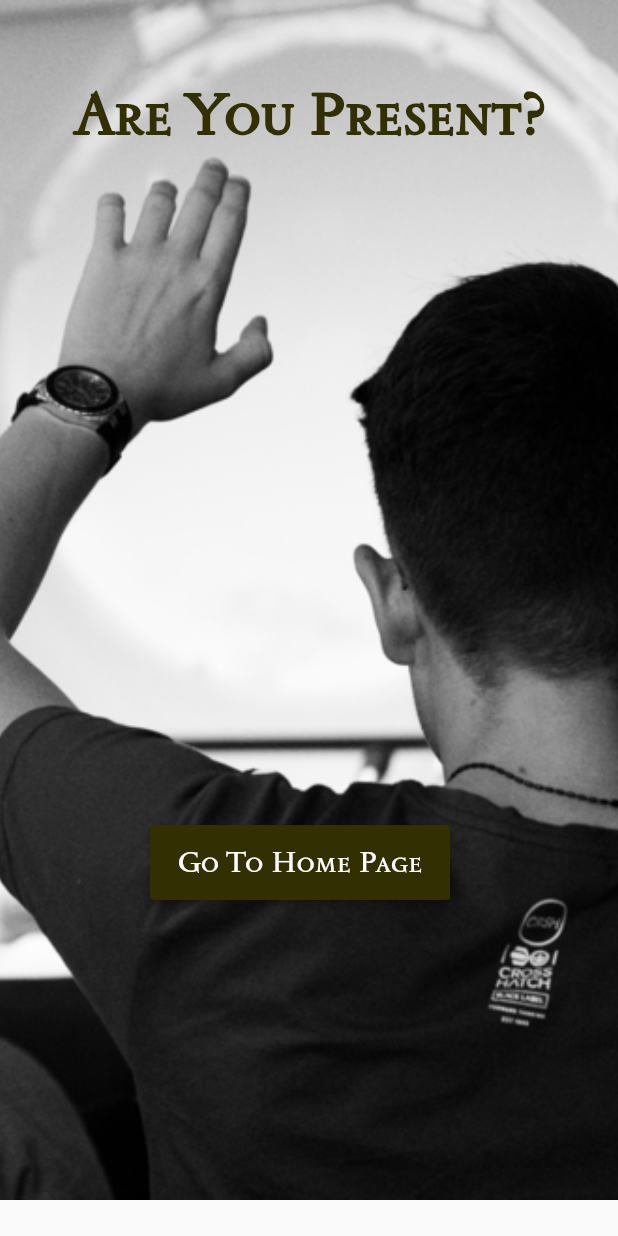
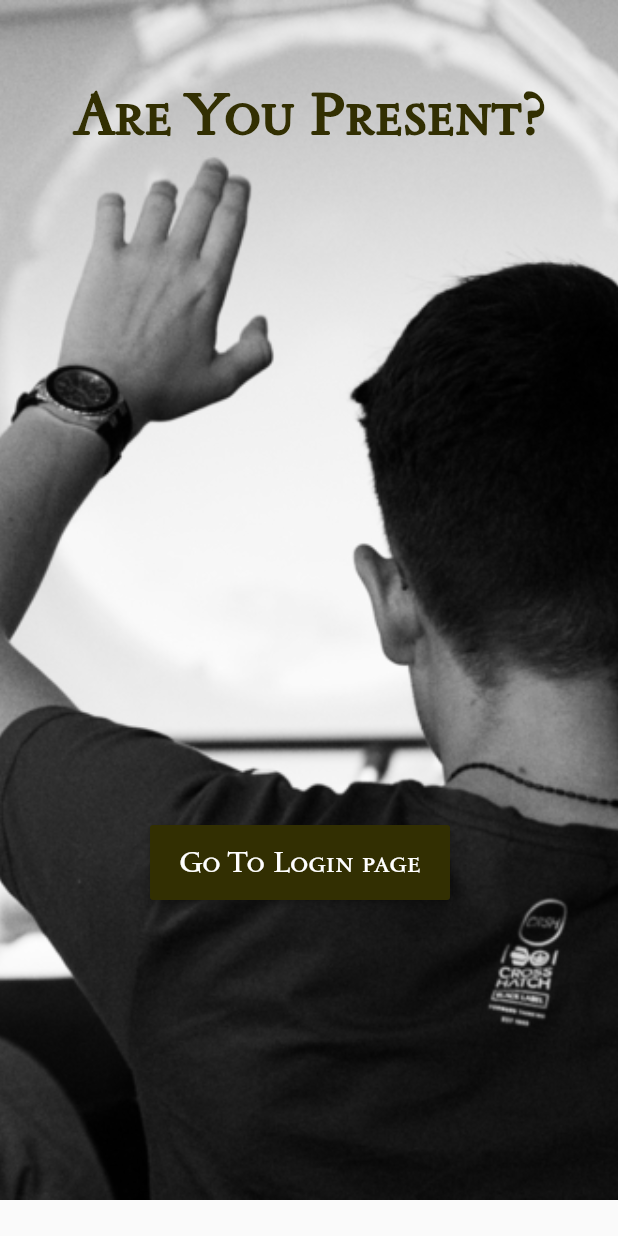
Before and after one commit to Aceitall/Areyoupresent, a Flutter app: the screen it shows after launch, on a phone screen of 412 x 824 dp. Run offline on Flutter 3.47's test engine with Material 2 defaults, Android fonts, the phone set to English and light mode, and no system bars; our stand-ins replace cloud_firestore; accounts and stored records are empty.

Commit message:
Made a single login page and redirect to appropriate Home page on login.

```diff
--- a/lib/main.dart
+++ b/lib/main.dart
@@ -1,54 +1,60 @@
 import 'package:flutter/material.dart';
-import './homepage.dart';
+import './login.dart';
 
-void main(){
+void main() {
   runApp(MyApp());
 }
 
-
 class MyApp extends StatelessWidget {
   @override
-  Widget build(BuildContext context){
+  Widget build(BuildContext context) {
     return MaterialApp(
         title: "Are You Present?",
         debugShowCheckedModeBanner: false,
         home: Scaffold(
-        body:
-          Stack(
-            children: <Widget> [
-
-              Image.asset('assets/firstPage.png',
+            body: Stack(children: <Widget>[
+          Image.asset(
+            'assets/firstPage.png',
             height: 800,
             width: 600,
-              fit: BoxFit.cover,),
-              Positioned(top: 50,left: 50,
-              child:
-              Text('Are You Present?', style: TextStyle(fontFamily: 'Sedan SC', fontSize: 40, color: Color(0xff322F02), fontWeight: FontWeight.bold),),
+            fit: BoxFit.cover,
           ),
-              Builder(builder:
-                (context) => Positioned(
+          Positioned(
+            top: 50,
+            left: 50,
+            child: Text(
+              'Are You Present?',
+              style: TextStyle(
+                  fontFamily: 'Sedan SC',
+                  fontSize: 40,
+                  color: Color(0xff322F02),
+                  fontWeight: FontWeight.bold),
+            ),
+          ),
+          Builder(
+              builder: (context) => Positioned(
                   bottom: 200,
                   left: 100,
-                  child:
-                    ButtonTheme(
+                  child: ButtonTheme(
                     minWidth: 200,
                     height: 50,
                     buttonColor: Color(0xff322F02),
-
-                    child:
-                      RaisedButton(
+                    child: RaisedButton(
                       onPressed: () {
-                          Navigator.push(context,
-                          MaterialPageRoute(builder: (context) => HomePage()));
+                        Navigator.push(
+                            context,
+                            MaterialPageRoute(
+                                builder: (context) => Login()));
                       },
-                          child: Text('Go To Home Page', style: TextStyle(fontFamily: 'Sedan SC', fontSize: 20, color: Colors.white),),
+                      child: Text(
+                        'Go To Login page',
+                        style: TextStyle(
+                            fontFamily: 'Sedan SC',
+                            fontSize: 20,
+                            color: Colors.white),
                       ),
-                      )
-                    )
-              )
-            ]
-           )
-          )
-        );
+                    ),
+                  )))
+        ])));
   }
 }
```
Also changed, not shown: lib/facultyhome.dart (+37 -43 lines), lib/facultylogin.dart (deleted, +0 -133 lines), lib/homepage.dart (deleted, +0 -60 lines), lib/login.dart (renamed from lib/studentlogin.dart, +26 -16 lines), lib/studenthome.dart (+27 -33 lines). Lines whose indentation alone changed are shown as unchanged.
